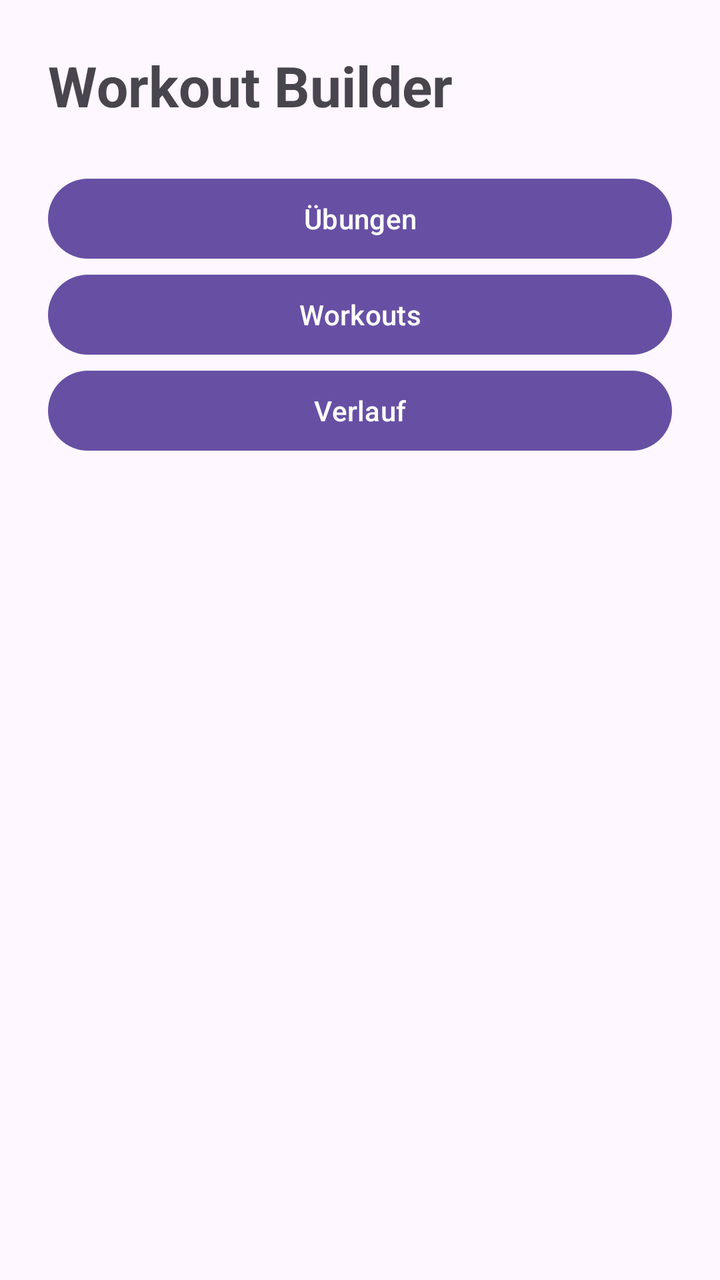
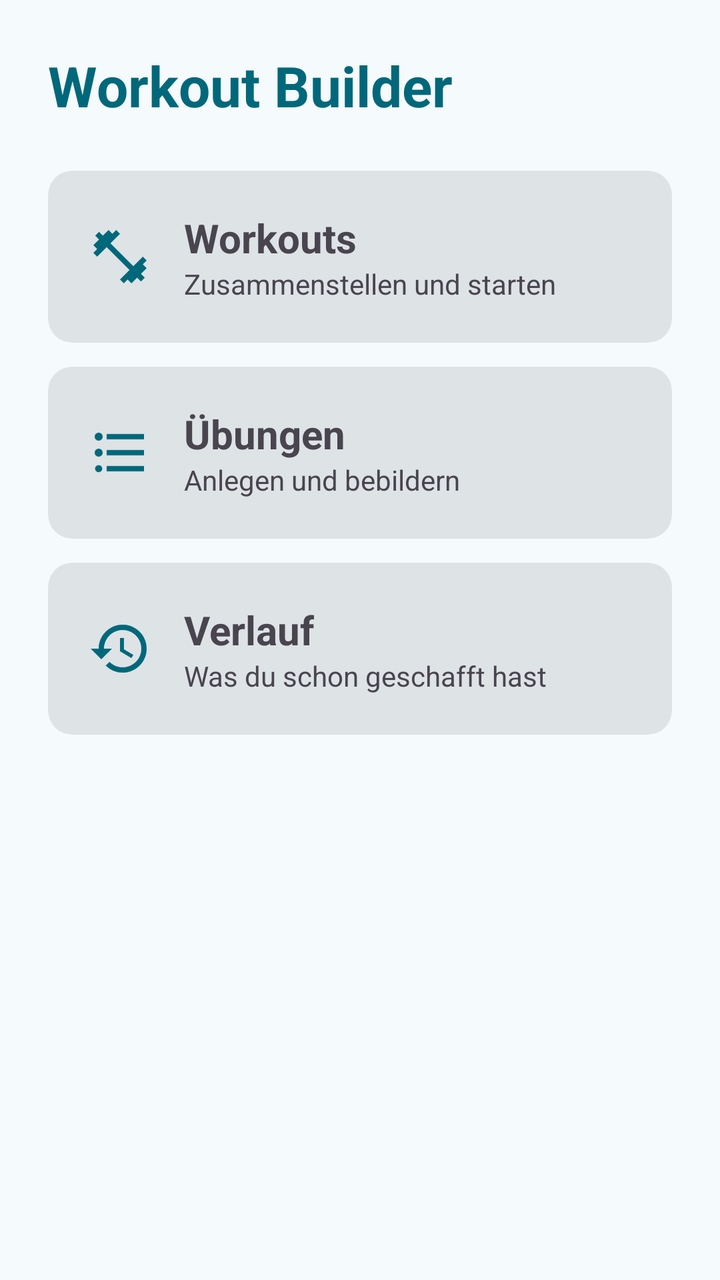

Two renders of the same Android screen: before a commit and after it. Below are the layout's source before the change and the commit's diff.
<!-- AndroidManifest.xml: application theme Theme.Workout -->
<!-- res/layout/fragment_home.xml -->
<?xml version="1.0" encoding="utf-8"?>
<LinearLayout
    xmlns:android="http://schemas.android.com/apk/res/android"
    android:layout_width="match_parent"
    android:layout_height="match_parent"
    android:orientation="vertical"
    android:padding="24dp">

    <TextView
        android:layout_width="wrap_content"
        android:layout_height="wrap_content"
        android:text="@string/workout_builder"
        android:textSize="28sp"
        android:textStyle="bold"/>

    <Space
        android:layout_width="match_parent"
        android:layout_height="24dp"/>

    <Button
        android:id="@+id/btnExercises"
        android:layout_width="match_parent"
        android:layout_height="wrap_content"
        android:text="@string/exercises"/>

    <Button
        android:id="@+id/btnWorkouts"
        android:layout_width="match_parent"
        android:layout_height="wrap_content"
        android:text="@string/workouts"/>

    <Button
        android:id="@+id/btnHistory"
        android:layout_width="match_parent"
        android:layout_height="wrap_content"
        android:text="@string/history"/>

</LinearLayout>
<!-- resources referenced by this layout -->
<resources>
  <style name="Base.Theme.Workout" parent="Theme.Material3.DayNight.NoActionBar">
          
          
      </style>
  <!-- unchanged entries left out for length: 5 -->
</resources>

<!-- the commit's change to res/layout/fragment_home.xml (unified diff, before → after) -->
@@ -1,6 +1,7 @@
 <?xml version="1.0" encoding="utf-8"?>
 <LinearLayout
     xmlns:android="http://schemas.android.com/apk/res/android"
+    xmlns:app="http://schemas.android.com/apk/res-auto"
     android:layout_width="match_parent"
     android:layout_height="match_parent"
     android:orientation="vertical"
@@ -10,6 +11,7 @@
         android:layout_width="wrap_content"
         android:layout_height="wrap_content"
         android:text="@string/workout_builder"
+        android:textColor="?attr/colorPrimary"
         android:textSize="28sp"
         android:textStyle="bold"/>
 
@@ -17,22 +19,132 @@
         android:layout_width="match_parent"
         android:layout_height="24dp"/>
 
-    <Button
+    <com.google.android.material.card.MaterialCardView
+        android:id="@+id/btnWorkouts"
+        style="@style/Widget.Workout.ListCard"
+        android:layout_marginBottom="12dp"
+        android:clickable="true"
+        android:focusable="true">
+
+        <LinearLayout
+            android:layout_width="match_parent"
+            android:layout_height="wrap_content"
+            android:gravity="center_vertical"
+            android:orientation="horizontal"
+            android:padding="20dp">
+
+            <ImageView
+                android:layout_width="32dp"
+                android:layout_height="32dp"
+                android:layout_marginEnd="16dp"
+                android:contentDescription="@null"
+                android:src="@drawable/ic_fitness"
+                app:tint="?attr/colorPrimary"/>
+
+            <LinearLayout
+                android:layout_width="0dp"
+                android:layout_height="wrap_content"
+                android:layout_weight="1"
+                android:orientation="vertical">
+
+                <TextView
+                    android:layout_width="wrap_content"
+                    android:layout_height="wrap_content"
+                    android:text="@string/workouts"
+                    android:textSize="20sp"
+                    android:textStyle="bold"/>
+
+                <TextView
+                    android:layout_width="wrap_content"
+                    android:layout_height="wrap_content"
+                    android:text="Zusammenstellen und starten"/>
+            </LinearLayout>
+        </LinearLayout>
+    </com.google.android.material.card.MaterialCardView>
+
+    <com.google.android.material.card.MaterialCardView
         android:id="@+id/btnExercises"
-        android:layout_width="match_parent"
-        android:layout_height="wrap_content"
-        android:text="@string/exercises"/>
+        style="@style/Widget.Workout.ListCard"
+        android:layout_marginBottom="12dp"
+        android:clickable="true"
+        android:focusable="true">
 
-    <Button
-        android:id="@+id/btnWorkouts"
-        android:layout_width="match_parent"
-        android:layout_height="wrap_content"
-        android:text="@string/workouts"/>
+        <LinearLayout
+            android:layout_width="match_parent"
+            android:layout_height="wrap_content"
+            android:gravity="center_vertical"
+            android:orientation="horizontal"
+            android:padding="20dp">
 
-    <Button
+            <ImageView
+                android:layout_width="32dp"
+                android:layout_height="32dp"
+                android:layout_marginEnd="16dp"
+                android:contentDescription="@null"
+                android:src="@drawable/ic_list"
+                app:tint="?attr/colorPrimary"/>
+
+            <LinearLayout
+                android:layout_width="0dp"
+                android:layout_height="wrap_content"
+                android:layout_weight="1"
+                android:orientation="vertical">
+
+                <TextView
+                    android:layout_width="wrap_content"
+                    android:layout_height="wrap_content"
+                    android:text="@string/exercises"
+                    android:textSize="20sp"
+                    android:textStyle="bold"/>
+
+                <TextView
+                    android:layout_width="wrap_content"
+                    android:layout_height="wrap_content"
+                    android:text="Anlegen und bebildern"/>
+            </LinearLayout>
+        </LinearLayout>
+    </com.google.android.material.card.MaterialCardView>
+
+    <com.google.android.material.card.MaterialCardView
         android:id="@+id/btnHistory"
-        android:layout_width="match_parent"
-        android:layout_height="wrap_content"
-        android:text="@string/history"/>
+        style="@style/Widget.Workout.ListCard"
+        android:clickable="true"
+        android:focusable="true">
+
+        <LinearLayout
+            android:layout_width="match_parent"
+            android:layout_height="wrap_content"
+            android:gravity="center_vertical"
+            android:orientation="horizontal"
+            android:padding="20dp">
+
+            <ImageView
+                android:layout_width="32dp"
+                android:layout_height="32dp"
+                android:layout_marginEnd="16dp"
+                android:contentDescription="@null"
+                android:src="@drawable/ic_history"
+                app:tint="?attr/colorPrimary"/>
+
+            <LinearLayout
+                android:layout_width="0dp"
+                android:layout_height="wrap_content"
+                android:layout_weight="1"
+                android:orientation="vertical">
+
+                <TextView
+                    android:layout_width="wrap_content"
+                    android:layout_height="wrap_content"
+                    android:text="@string/history"
+                    android:textSize="20sp"
+                    android:textStyle="bold"/>
+
+                <TextView
+                    android:layout_width="wrap_content"
+                    android:layout_height="wrap_content"
+                    android:text="Was du schon geschafft hast"/>
+            </LinearLayout>
+        </LinearLayout>
+    </com.google.android.material.card.MaterialCardView>
 
 </LinearLayout>
<!-- resource entries referenced after the edit -->
@@ -1,9 +1,108 @@
 <!-- resources referenced by this layout -->
 <resources>
+  <!-- drawable ic_fitness (drawable) -->
+  <vector xmlns:android="http://schemas.android.com/apk/res/android"
+      android:width="24dp"
+      android:height="24dp"
+      android:viewportWidth="24"
+      android:viewportHeight="24">
+      <path
+          android:fillColor="#FFFFFFFF"
+          android:pathData="M20.57,14.86L22,13.43 20.57,12 17,15.57 8.43,7 12,3.43 10.57,2 9.14,3.43 7.71,2 5.57,4.14 4.14,2.71 2.71,4.14l1.43,1.43L2,7.71l1.43,1.43L2,10.57 3.43,12 7,8.43 15.57,17 12,20.57 13.43,22l1.43,-1.43L16.29,22l2.14,-2.14 1.43,1.43 1.43,-1.43 -1.43,-1.43L22,16.29z"/>
+  </vector>
+  <!-- drawable ic_history (drawable) -->
+  <vector xmlns:android="http://schemas.android.com/apk/res/android"
+      android:width="24dp"
+      android:height="24dp"
+      android:viewportWidth="24"
+      android:viewportHeight="24">
+      <path
+          android:fillColor="#FFFFFFFF"
+          android:pathData="M13,3c-4.97,0 -9,4.03 -9,9L1,12l3.89,3.89 0.07,0.14L9,12L6,12c0,-3.87 3.13,-7 7,-7s7,3.13 7,7 -3.13,7 -7,7c-1.93,0 -3.68,-0.79 -4.94,-2.06l-1.42,1.42C8.27,19.99 10.51,21 13,21c4.97,0 9,-4.03 9,-9s-4.03,-9 -9,-9zM12,8v5l4.28,2.54 0.72,-1.21 -3.5,-2.08L13.5,8L12,8z"/>
+  </vector>
+  <!-- drawable ic_list (drawable) -->
+  <vector xmlns:android="http://schemas.android.com/apk/res/android"
+      android:width="24dp"
+      android:height="24dp"
+      android:viewportWidth="24"
+      android:viewportHeight="24">
+      <path
+          android:fillColor="#FFFFFFFF"
+          android:pathData="M4,10.5c-0.83,0 -1.5,0.67 -1.5,1.5s0.67,1.5 1.5,1.5 1.5,-0.67 1.5,-1.5 -0.67,-1.5 -1.5,-1.5zM4,4.5c-0.83,0 -1.5,0.67 -1.5,1.5S3.17,7.5 4,7.5 5.5,6.83 5.5,6 4.83,4.5 4,4.5zM4,16.67c-0.74,0 -1.33,0.6 -1.33,1.33s0.6,1.33 1.33,1.33 1.33,-0.6 1.33,-1.33 -0.59,-1.33 -1.33,-1.33zM7,19h14v-2H7v2zM7,13h14v-2H7v2zM7,5v2h14V5H7z"/>
+  </vector>
+  <style name="Widget.Workout.ListCard" parent="Widget.Material3.CardView.Filled">
+          <item name="android:layout_width">match_parent</item>
+          <item name="android:layout_height">wrap_content</item>
+          <item name="android:layout_marginBottom">8dp</item>
+      </style>
   <style name="Base.Theme.Workout" parent="Theme.Material3.DayNight.NoActionBar">
-          
-          
+          <item name="colorPrimary">@color/primary</item>
+          <item name="colorOnPrimary">@color/on_primary</item>
+          <item name="colorPrimaryContainer">@color/primary_container</item>
+          <item name="colorOnPrimaryContainer">@color/on_primary_container</item>
+          <item name="colorPrimaryInverse">@color/primary_inverse</item>
+          <item name="colorSecondary">@color/secondary</item>
+          <item name="colorOnSecondary">@color/on_secondary</item>
+          <item name="colorSecondaryContainer">@color/secondary_container</item>
+          <item name="colorOnSecondaryContainer">@color/on_secondary_container</item>
+          <item name="colorTertiary">@color/tertiary</item>
+          <item name="colorOnTertiary">@color/on_tertiary</item>
+          <item name="colorTertiaryContainer">@color/tertiary_container</item>
+          <item name="colorOnTertiaryContainer">@color/on_tertiary_container</item>
+          <item name="colorError">@color/error</item>
+          <item name="colorOnError">@color/on_error</item>
+          <item name="colorErrorContainer">@color/error_container</item>
+          <item name="colorOnErrorContainer">@color/on_error_container</item>
+          <item name="android:colorBackground">@color/surface</item>
+          <item name="colorOnBackground">@color/on_surface</item>
+          <item name="colorSurface">@color/surface</item>
+          <item name="colorOnSurface">@color/on_surface</item>
+          <item name="colorSurfaceVariant">@color/surface_variant</item>
+          <item name="colorOnSurfaceVariant">@color/on_surface_variant</item>
+          <item name="colorSurfaceInverse">@color/surface_inverse</item>
+          <item name="colorOnSurfaceInverse">@color/on_surface_inverse</item>
+          <item name="colorSurfaceDim">@color/surface_dim</item>
+          <item name="colorSurfaceBright">@color/surface_bright</item>
+          <item name="colorSurfaceContainerLowest">@color/surface_container_lowest</item>
+          <item name="colorSurfaceContainerLow">@color/surface_container_low</item>
+          <item name="colorSurfaceContainer">@color/surface_container</item>
+          <item name="colorSurfaceContainerHigh">@color/surface_container_high</item>
+          <item name="colorSurfaceContainerHighest">@color/surface_container_highest</item>
+          <item name="colorOutline">@color/outline</item>
+          <item name="colorOutlineVariant">@color/outline_variant</item>
       </style>
+  <color name="primary">#00687A</color>
+  <color name="on_primary">#FFFFFF</color>
+  <color name="primary_container">#ACEDFF</color>
+  <color name="on_primary_container">#001F26</color>
+  <color name="primary_inverse">#84D2E7</color>
+  <color name="secondary">#4B6269</color>
+  <color name="on_secondary">#FFFFFF</color>
+  <color name="secondary_container">#CEE7EF</color>
+  <color name="on_secondary_container">#061F25</color>
+  <color name="tertiary">#565D7E</color>
+  <color name="on_tertiary">#FFFFFF</color>
+  <color name="tertiary_container">#DDE1FF</color>
+  <color name="on_tertiary_container">#131A37</color>
+  <color name="error">#BA1A1A</color>
+  <color name="on_error">#FFFFFF</color>
+  <color name="error_container">#FFDAD6</color>
+  <color name="on_error_container">#410002</color>
+  <color name="surface">#F5FAFC</color>
+  <color name="on_surface">#171C1E</color>
+  <color name="surface_variant">#DBE4E7</color>
+  <color name="on_surface_variant">#3F484B</color>
+  <color name="surface_inverse">#2B3133</color>
+  <color name="on_surface_inverse">#ECF2F4</color>
+  <color name="surface_dim">#D5DBDD</color>
+  <color name="surface_bright">#F5FAFC</color>
+  <color name="surface_container_lowest">#FFFFFF</color>
+  <color name="surface_container_low">#EFF4F7</color>
+  <color name="surface_container">#E9EFF1</color>
+  <color name="surface_container_high">#E3E9EB</color>
+  <color name="surface_container_highest">#DEE3E6</color>
+  <color name="outline">#70797C</color>
+  <color name="outline_variant">#BFC8CB</color>
   <!-- unchanged entries left out for length: 5 -->
 </resources>
 
